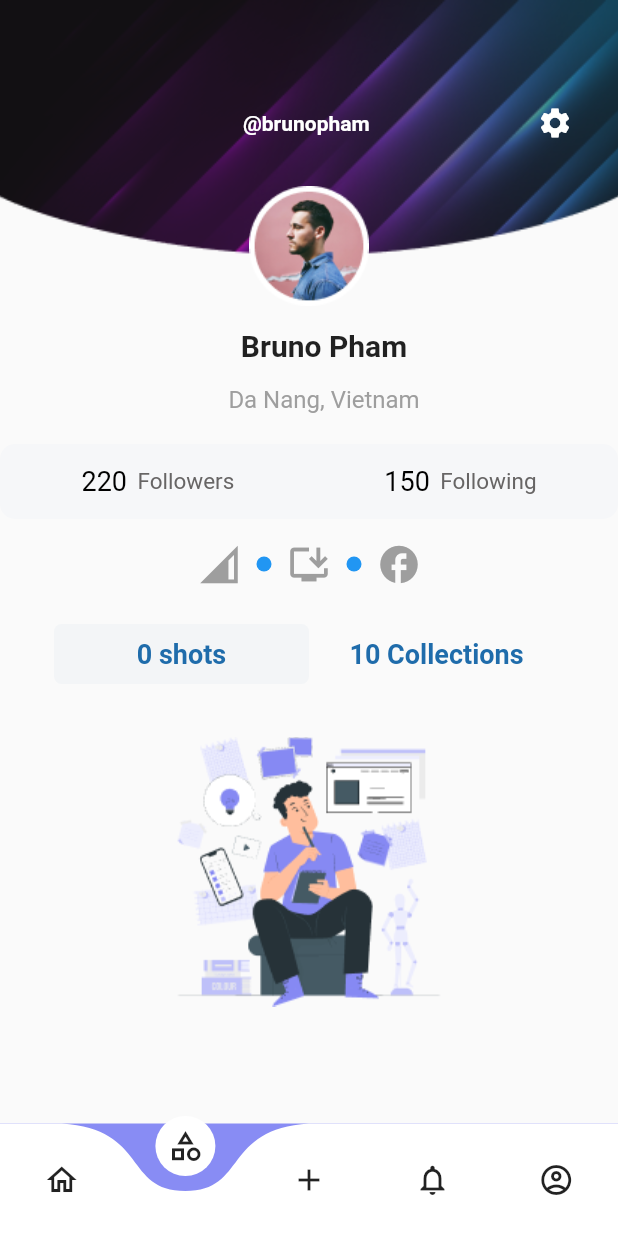
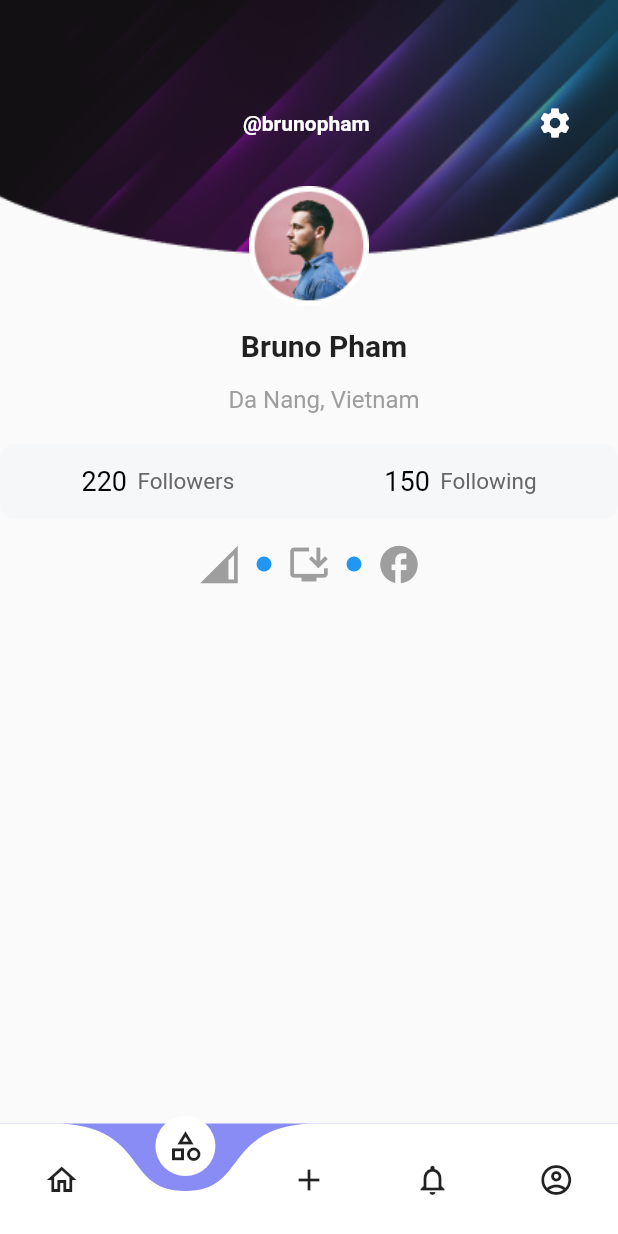
Before and after one commit to Shushan8/iClick, a Flutter app: the Account screen opened directly, on a phone screen of 412 x 824 dp. Run offline on Flutter 3.47's test engine with Material 2 defaults, Android fonts, the phone set to English and light mode, and no system bars; drawn by our look-alikes of curved_navigation_bar; our stand-ins replace firebase_core, simple_gradient_text; accounts and stored records are empty.

Commit message:
wip: add code

```diff
--- a/lib/screens/account.dart
+++ b/lib/screens/account.dart
@@ -186,60 +186,60 @@ class Account extends StatelessWidget {
           const SizedBox(
             height: 20,
           ),
-          Container(
-            height: 50,
-            width: 470,
-            decoration: BoxDecoration(borderRadius: BorderRadius.circular(10)),
-            child: Row(
-              crossAxisAlignment: CrossAxisAlignment.center,
-              mainAxisAlignment: MainAxisAlignment.center,
-              children: [
-                Container(
-                  height: 40,
-                  width: 170,
-                  decoration: BoxDecoration(
-                    borderRadius: BorderRadius.circular(5),
-                    color: const Color.fromARGB(255, 243, 245, 247),
-                  ),
-                  child: TextButton(
-                    onPressed: () {},
-                    child: const Text(
-                      '0 shots',
-                      style: TextStyle(
-                        fontSize: 18,
-                        fontWeight: FontWeight.bold,
-                        color: Color.fromARGB(255, 31, 108, 171),
-                      ),
-                    ),
-                  ),
-                ),
-                Container(
-                  height: 40,
-                  width: 170,
-                  decoration: BoxDecoration(
-                    borderRadius: BorderRadius.circular(5),
-                  ),
-                  child: TextButton(
-                    onPressed: () {},
-                    child: const Text(
-                      '10 Collections',
-                      style: TextStyle(
-                        fontSize: 18,
-                        fontWeight: FontWeight.bold,
-                        color: Color.fromARGB(255, 31, 108, 171),
-                      ),
-                    ),
-                  ),
-                ),
-              ],
-            ),
-          ),
-          const SizedBox(
-            height: 30,
-          ),
-          Image.asset(
-            'assetc/images/Group0069991.png',
-          )
+          // Container(
+          //   height: 50,
+          //   width: 470,
+          //   decoration: BoxDecoration(borderRadius: BorderRadius.circular(10)),
+          //   child: Row(
+          //     crossAxisAlignment: CrossAxisAlignment.center,
+          //     mainAxisAlignment: MainAxisAlignment.center,
+          //     children: [
+          //       Container(
+          //         height: 40,
+          //         width: 170,
+          //         decoration: BoxDecoration(
+          //           borderRadius: BorderRadius.circular(5),
+          //           color: const Color.fromARGB(255, 243, 245, 247),
+          //         ),
+          //         child: TextButton(
+          //           onPressed: () {},
+          //           child: const Text(
+          //             '0 shots',
+          //             style: TextStyle(
+          //               fontSize: 18,
+          //               fontWeight: FontWeight.bold,
+          //               color: Color.fromARGB(255, 31, 108, 171),
+          //             ),
+          //           ),
+          //         ),
+          //       ),
+          //       Container(
+          //         height: 40,
+          //         width: 170,
+          //         decoration: BoxDecoration(
+          //           borderRadius: BorderRadius.circular(5),
+          //         ),
+          //         child: TextButton(
+          //           onPressed: () {},
+          //           child: const Text(
+          //             '10 Collections',
+          //             style: TextStyle(
+          //               fontSize: 18,
+          //               fontWeight: FontWeight.bold,
+          //               color: Color.fromARGB(255, 31, 108, 171),
+          //             ),
+          //           ),
+          //         ),
+          //       ),
+          //     ],
+          //   ),
+          // ),
+          // const SizedBox(
+          //   height: 30,
+          // ),
+          // Image.asset(
+          //   'assetc/images/Group0069991.png',
+          // )
         ],
       ),
       bottomNavigationBar: const NavigationBarScreen(),
```
